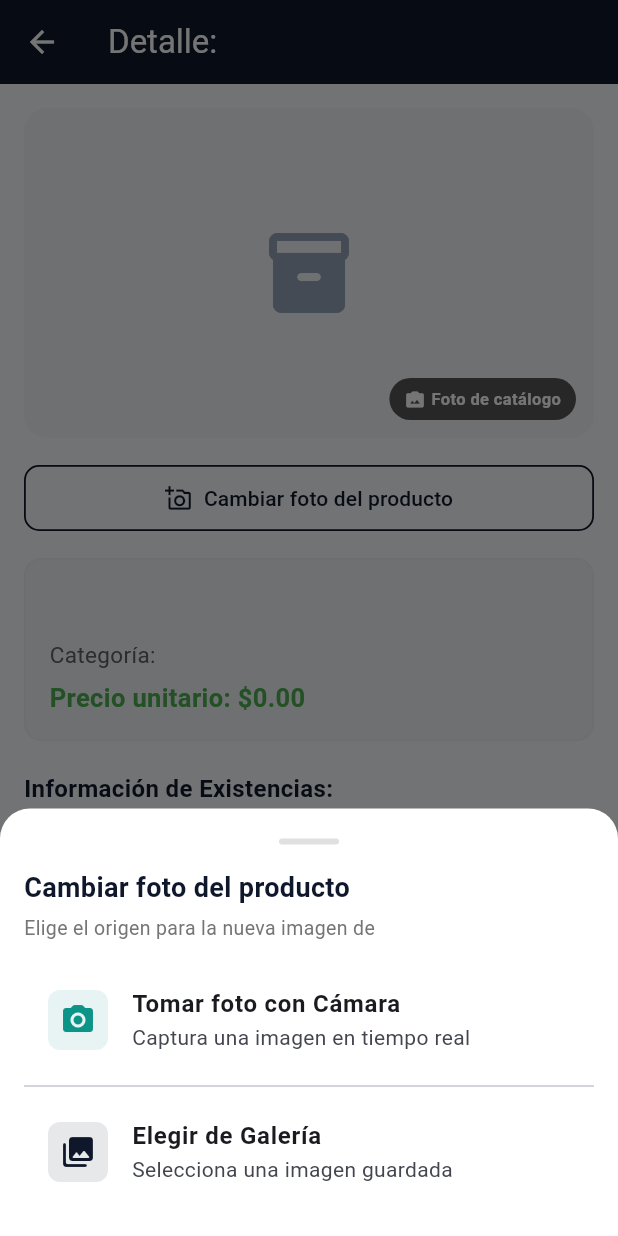
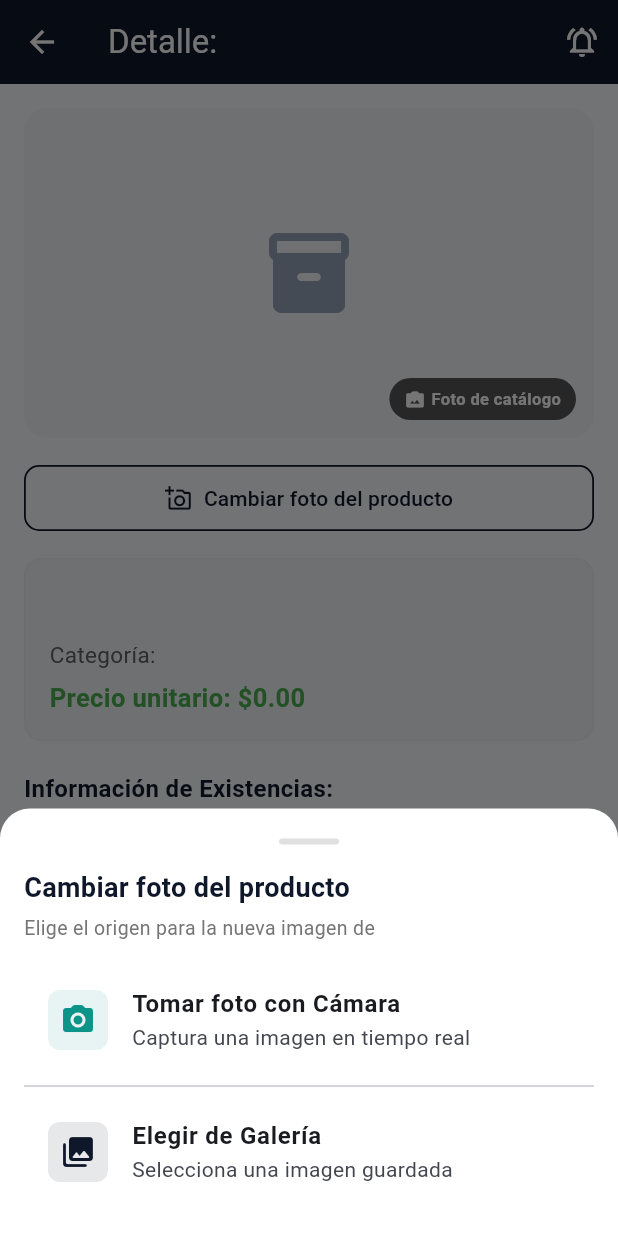
Before and after one commit to jerros57/inventicy, a Flutter app: the DetailScreen screen opened directly with empty values, after a tap on "Cambiar foto del producto", on a phone screen of 412 x 824 dp. Run offline on Flutter 3.47's test engine with Material 3 defaults, Android fonts, the phone set to English and light mode, and no system bars; our stand-ins replace connectivity_plus, flutter_local_notifications, image_picker, permission_handler; network calls fail.

Commit message:
Configuración de notificaciones locales y canal de alertas de inventario
- Se agregó la librería flutter_local_notifications y el permiso POST_NOTIFICATIONS en Android.
- Se creó NotificationService desacoplado con el canal nativo stock_alerts_channel.
- Se configuró la solicitud de permisos en tiempo de ejecución y el método disparador.
- Se integró un botón de prueba en la pantalla de detalle para simular alertas de stock.

```diff
--- a/lib/main.dart
+++ b/lib/main.dart
@@ -1,7 +1,11 @@
 import 'package:flutter/material.dart';
+
 import 'screens/splash_screen.dart';
+import 'services/notification_service.dart';
 
-void main() {
+void main() async {
+  WidgetsFlutterBinding.ensureInitialized();
+  await NotificationService().initialize();
   runApp(const StockFlowProApp());
 }
 
--- a/lib/screens/detail_screen.dart
+++ b/lib/screens/detail_screen.dart
@@ -2,6 +2,7 @@ import 'dart:typed_data';
 import 'package:flutter/material.dart';
 import '../models/item_inventario.dart';
 import '../services/media_service.dart';
+import '../services/notification_service.dart';
 
 class DetailScreen extends StatefulWidget {
   final ItemInventario item;
@@ -14,7 +15,26 @@ class DetailScreen extends StatefulWidget {
 
 class _DetailScreenState extends State<DetailScreen> {
   final MediaService _mediaService = MediaService();
+  final NotificationService _notificationService = NotificationService();
   Uint8List? _customImageBytes;
+
+  Future<void> _dispararAlertaStock() async {
+    await _notificationService.mostrarNotificacion(
+      titulo: 'Alerta de Stock Crítico: ${widget.item.nombre}',
+      cuerpo:
+          'Unidades bajas en bodega (${widget.item.stock} disponibles). SKU: ${widget.item.codigoSku}.',
+      id: widget.item.id.hashCode,
+    );
+
+    if (!mounted) return;
+    ScaffoldMessenger.of(context).showSnackBar(
+      const SnackBar(
+        content: Text('Notificación de alerta enviada al sistema nativo'),
+        duration: Duration(seconds: 2),
+        backgroundColor: Color(0xFF0D9488),
+      ),
+    );
+  }
 
   Future<void> _handleCameraSelection() async {
     Navigator.of(context).pop(); // Cierra el BottomSheet
@@ -236,6 +256,13 @@ class _DetailScreenState extends State<DetailScreen> {
           icon: const Icon(Icons.arrow_back),
           onPressed: () => Navigator.pop(context),
         ),
+        actions: [
+          IconButton(
+            icon: const Icon(Icons.notifications_active_outlined),
+            tooltip: 'Alerta de Stock Crítico',
+            onPressed: _dispararAlertaStock,
+          ),
+        ],
       ),
       body: SingleChildScrollView(
         padding: const EdgeInsets.all(16.0),
@@ -423,6 +450,27 @@ class _DetailScreenState extends State<DetailScreen> {
               style: const TextStyle(fontSize: 14, height: 1.4),
             ),
 
+            const SizedBox(height: 24),
+
+            // Botón interactivo para disparar notificación de alerta
+            SizedBox(
+              width: double.infinity,
+              child: FilledButton.tonalIcon(
+                onPressed: _dispararAlertaStock,
+                icon: const Icon(Icons.notifications_active_outlined, size: 20),
+                label: const Text('Disparar Alerta de Stock Crítico'),
+                style: FilledButton.styleFrom(
+                  backgroundColor:
+                      const Color(0xFFDC2626).withValues(alpha: 0.12),
+                  foregroundColor: const Color(0xFFDC2626),
+                  padding: const EdgeInsets.symmetric(vertical: 14),
+                  shape: RoundedRectangleBorder(
+                    borderRadius: BorderRadius.circular(10),
+                  ),
+                ),
+              ),
+            ),
+
             const SizedBox(height: 40),
           ],
         ),
--- a/lib/screens/splash_screen.dart
+++ b/lib/screens/splash_screen.dart
@@ -1,5 +1,6 @@
 import 'dart:async';
 import 'package:flutter/material.dart';
+import '../services/notification_service.dart';
 import 'home_screen.dart';
 
 class SplashScreen extends StatefulWidget {
@@ -15,6 +16,9 @@ class _SplashScreenState extends State<SplashScreen> {
   @override
   void initState() {
     super.initState();
+    // Solicita permisos de notificación en segundo plano
+    NotificationService().solicitarPermisos();
+
     _navigationTimer = Timer(const Duration(seconds: 2), () {
       if (mounted) {
         Navigator.of(context).pushReplacement(
--- a/pubspec.yaml
+++ b/pubspec.yaml
@@ -37,6 +37,7 @@ dependencies:
   connectivity_plus: ^7.3.2
   image_picker: ^1.2.4
   permission_handler: ^13.0.2
+  flutter_local_notifications: ^22.3.3
 
 dev_dependencies:
   flutter_test:
```
Also changed, not shown: lib/services/notification_service.dart (added, +154 -0 lines), pubspec.lock, 3 other files.
